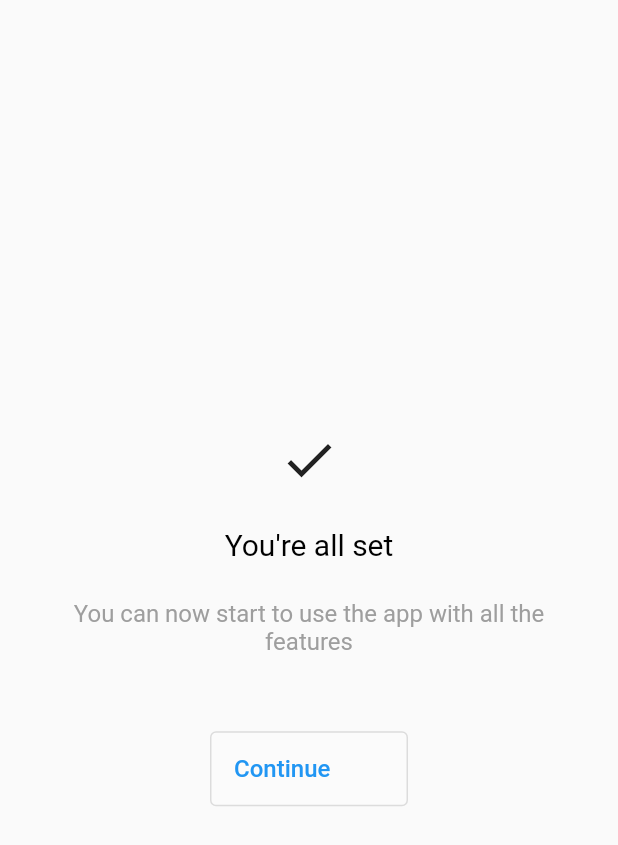
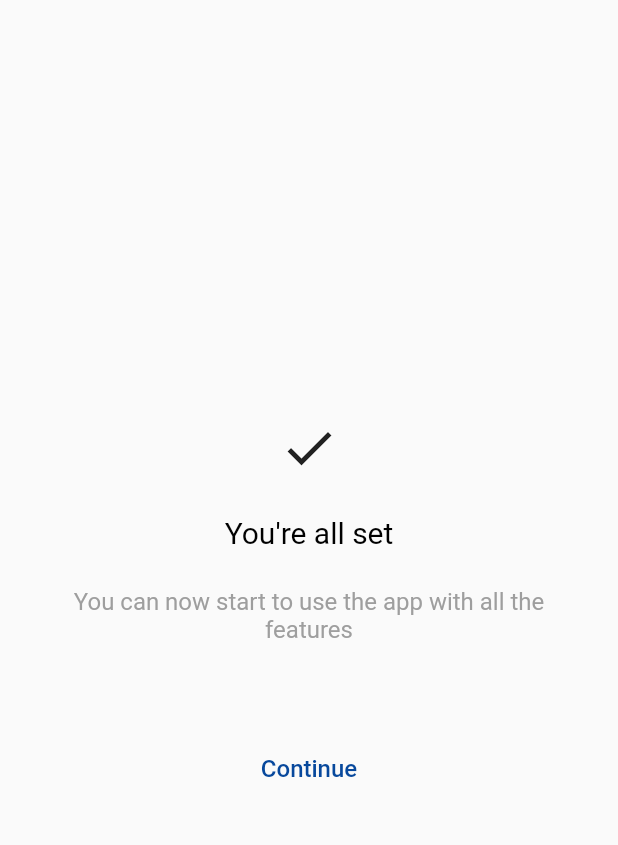
Before and after one commit to kotrotko/slider, a Flutter app: the screen it shows after launch, after a tap on "Continue", on a phone screen of 412 x 824 dp. Shown: the top 845 px of the screen. Run offline on Flutter 3.47's test engine with Material 2 defaults, Android fonts, the phone set to English and light mode, and no system bars.

Commit message:
both arrows icons8

```diff
--- a/lib/main.dart
+++ b/lib/main.dart
@@ -51,11 +51,11 @@ class _WaveAppState extends State<WaveApp> {
         appBar: AppBar(
           backgroundColor: Colors.white12,
           leading: Padding(
-              padding: EdgeInsets.all(12.0),
-              child: ElevatedButton(
-                child: Image(image: AssetImage("assets/long-arrow-pointing-to-left.png")),
-                onPressed: (){},
-              ),
+              padding: EdgeInsets.only(left: 30.0),
+              //child: ElevatedButton(
+              child: Image(image: AssetImage("assets/icons8-left-arrow-48.png")),
+               //onPressed: (){},
+              //),
           ),
         ),
         body: Container(
@@ -108,7 +108,7 @@ class _WaveAppState extends State<WaveApp> {
                             Text('Continue', style: TextStyle(color: Colors.black, fontSize: 16.0)),
                             Padding(
                               padding: const EdgeInsets.only(left: 6.0),
-                              child: Icon(Icons.arrow_right_alt, color: Colors.black),
+                              child: Image(image: AssetImage("assets/icons8-right-arrow-24.png")),
                             ),
                           ]),
                     ),
--- a/lib/success_page.dart
+++ b/lib/success_page.dart
@@ -17,27 +17,13 @@ class SuccessPage extends StatelessWidget {
             SizedBox(height: 25.0),
             Text("You can now start to use the app with all the features", style: TextStyle(color: Colors.grey, fontSize: 16.0), textAlign: TextAlign.center),
             SizedBox(height: 50.0),
-            OutlinedButton(
+            TextButton(
               child: Container(
                 height: 50.0,
                 width: 100.0,
-                child: Row(
-                    children: <Widget>[
-                      Text('Continue', style: TextStyle(color: Colors.blue, fontSize: 16.0)),
-                    ]),
+                child: Center(child: Text('Continue', style: TextStyle(color: Color(0xFF07489C), fontSize: 16.0))),
               ),
               onPressed: (){},
-              style: ButtonStyle(
-                elevation: MaterialStateProperty.resolveWith<double>(
-                  (Set<MaterialState> states) {
-                    if (states.contains(MaterialState.disabled)) {
-                      return 0;
-                    }
-                    return 0;
-                  },
-                ),
-                backgroundColor: MaterialStateProperty.all(Colors.white12),
-              ),
             ),
       ]),
       ));
```
Also changed, not shown: pubspec.yaml (+4 -27 lines), assets/arrow-left-alt.svg (added), assets/icons8-left-arrow-24.png (added), assets/icons8-left-arrow-48.png (added), assets/icons8-right-arrow-24.png (added), assets/icons8-right-arrow-48.png (added), pubspec.lock.
